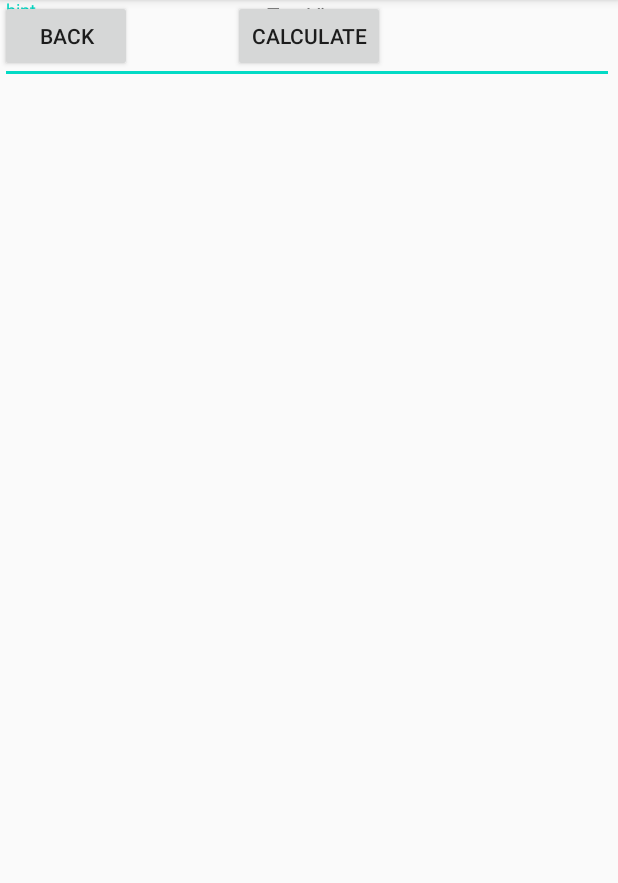
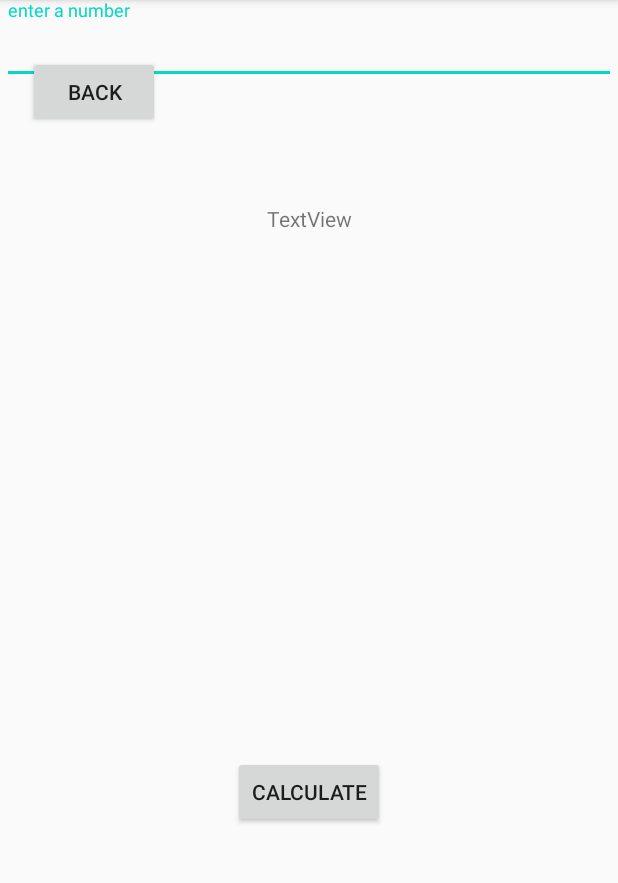
Before and after one commit to SonnyKasi/SonwaboDevSpace, an Android app: the ThirdActivity screen opened directly, with no data from a screen before it, on a phone screen of 412 x 824 dp, the part 84-967 px from its top. Run offline under Robolectric (Android 15) with nearby library versions, the phone set to English and light mode, and no system bars.

Commit message:
Main activity screen created and other activities.Calculation and more editions to source code.

```diff
--- a/app/build.gradle
+++ b/app/build.gradle
@@ -32,4 +32,5 @@ dependencies {
     androidTestImplementation 'androidx.test.ext:junit:1.1.1'
     androidTestImplementation 'androidx.test.espresso:espresso-core:3.2.0'
     implementation 'com.google.android.material:material:1.1.0'
+    implementation 'com.google.android.gms:play-services-maps:17.0.0'
 }
--- a/app/src/main/java/za/cput/ict3/sonwabodevspace/ThirdActivity.java
+++ b/app/src/main/java/za/cput/ict3/sonwabodevspace/ThirdActivity.java
@@ -3,12 +3,47 @@ package za.cput.ict3.sonwabodevspace;
 import androidx.appcompat.app.AppCompatActivity;
 
 import android.os.Bundle;
+import android.util.Log;
+import android.view.View;
+import android.widget.Button;
+import android.widget.EditText;
+import android.widget.Toast;
+
+import com.google.android.material.textfield.TextInputEditText;
 
 public class ThirdActivity extends AppCompatActivity {
+    Button button;
+    TextInputEditText text;
 
     @Override
     protected void onCreate(Bundle savedInstanceState) {
         super.onCreate(savedInstanceState);
         setContentView(R.layout.activity_third);
-    }
+
+        button = (Button)findViewById(R.id.buttonCalc);
+        text  = (TextInputEditText) findViewById(R.id.numInput);
+
+        button.setOnClickListener(
+                new View.OnClickListener()
+                {
+                    public void onClick(View view)
+                    {
+                        try
+                        {
+                            int result = Integer.parseInt(text.getText().toString())/Integer.parseInt(text.getText().toString());
+                            // show it to them
+                            Log.v("EditText", "result is "+result);
+
+                            Toast.makeText(getApplicationContext(),"result is "+result,
+                                    Toast.LENGTH_LONG).show();
+                        }
+                        catch (final NumberFormatException e)
+                        {
+                            // tell them they didnt enter a valid number
+                            Toast.makeText(getApplicationContext(),"Please Enter a valid number",
+                                    Toast.LENGTH_LONG).show();
+                        }
+                    }
+    });
 }
+}
--- a/app/src/main/res/layout/activity_fourth.xml
+++ b/app/src/main/res/layout/activity_fourth.xml
@@ -2,6 +2,7 @@
 <androidx.constraintlayout.widget.ConstraintLayout xmlns:android="http://schemas.android.com/apk/res/android"
     xmlns:app="http://schemas.android.com/apk/res-auto"
     xmlns:tools="http://schemas.android.com/tools"
+    android:id="@+id/ABOUT"
     android:layout_width="match_parent"
     android:layout_height="match_parent"
     tools:context=".FourthActivity">
--- a/app/src/main/res/layout/activity_main.xml
+++ b/app/src/main/res/layout/activity_main.xml
@@ -53,7 +53,8 @@
         android:text="NEXT"
         app:layout_constraintBottom_toBottomOf="parent"
         app:layout_constraintEnd_toEndOf="parent"
-        app:layout_constraintStart_toStartOf="parent" />
+        app:layout_constraintStart_toStartOf="parent"
+        />
 
     <EditText
         android:id="@+id/editText1"
--- a/app/src/main/res/layout/activity_third.xml
+++ b/app/src/main/res/layout/activity_third.xml
@@ -2,6 +2,7 @@
 <androidx.constraintlayout.widget.ConstraintLayout xmlns:android="http://schemas.android.com/apk/res/android"
     xmlns:app="http://schemas.android.com/apk/res-auto"
     xmlns:tools="http://schemas.android.com/tools"
+    android:id="@+id/CALCULATE"
     android:layout_width="match_parent"
     android:layout_height="match_parent"
     tools:context=".ThirdActivity">
@@ -10,37 +11,47 @@
         android:id="@+id/button5"
         android:layout_width="wrap_content"
         android:layout_height="wrap_content"
+        android:layout_marginTop="37dp"
+        android:layout_marginEnd="305dp"
+        android:layout_marginRight="305dp"
         android:text="Back"
-        tools:layout_editor_absoluteX="18dp"
-        tools:layout_editor_absoluteY="37dp" />
+        app:layout_constraintEnd_toEndOf="parent"
+        app:layout_constraintTop_toTopOf="parent" />
 
     <Button
-        android:id="@+id/button6"
+        android:id="@+id/buttonCalc"
         android:layout_width="wrap_content"
         android:layout_height="wrap_content"
+        android:layout_marginBottom="216dp"
         android:text="Calculate"
+        app:layout_constraintBottom_toBottomOf="parent"
         app:layout_constraintEnd_toEndOf="parent"
-        app:layout_constraintStart_toStartOf="parent"
-        tools:layout_editor_absoluteY="467dp" />
+        app:layout_constraintStart_toStartOf="parent" />
 
     <TextView
         android:id="@+id/textView"
         android:layout_width="wrap_content"
         android:layout_height="wrap_content"
+        android:layout_marginTop="136dp"
         android:text="TextView"
         app:layout_constraintEnd_toEndOf="parent"
         app:layout_constraintStart_toStartOf="parent"
-        tools:layout_editor_absoluteY="136dp" />
+        app:layout_constraintTop_toTopOf="parent" />
 
     <com.google.android.material.textfield.TextInputLayout
+        android:id="@+id/textInputLayout"
         android:layout_width="409dp"
         android:layout_height="wrap_content"
-        tools:layout_editor_absoluteX="1dp"
-        tools:layout_editor_absoluteY="264dp">
+        android:layout_marginEnd="1dp"
+        android:layout_marginRight="1dp"
+        android:layout_marginBottom="148dp"
+        app:layout_constraintBottom_toTopOf="@+id/button6"
+        app:layout_constraintEnd_toEndOf="parent">
 
         <com.google.android.material.textfield.TextInputEditText
+            android:id="@+id/numInput"
             android:layout_width="match_parent"
             android:layout_height="wrap_content"
-            android:hint="hint" />
+            android:hint="enter a number" />
     </com.google.android.material.textfield.TextInputLayout>
 </androidx.constraintlayout.widget.ConstraintLayout>
```
Also changed, not shown: app/src/main/java/za/cput/ict3/sonwabodevspace/MainActivity.java (+6 -4 lines), app/src/main/java/za/cput/ict3/sonwabodevspace/SecondActivity.java (+32 -1 lines), app/src/main/res/layout/activity_firth.xml (+29 -16 lines), app/src/main/res/layout/activity_second.xml (+37 -18 lines).
